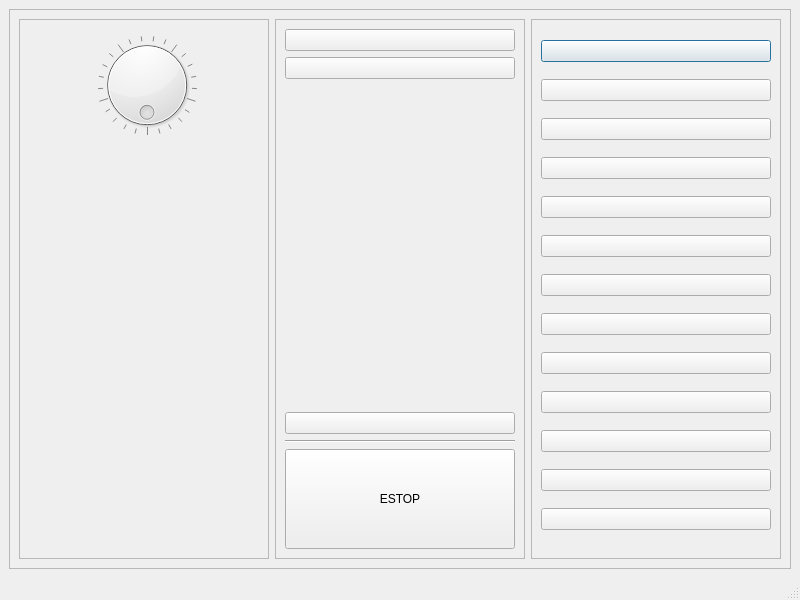
Qt form configs/ec-qtdev/lathezy_qt/panels/lathe_panel.ui (DannoDempsey/linuxcnc) before a commit.
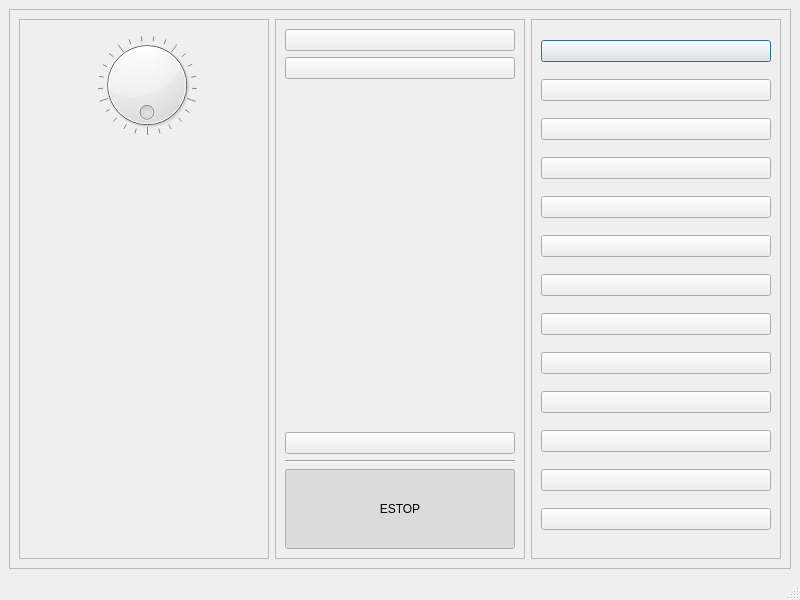
The same form after that commit. Custom widgets are drawn as their Qt base class.

What changed in the file:
```diff
--- a/configs/ec-qtdev/lathezy_qt/panels/lathe_panel.ui
+++ b/configs/ec-qtdev/lathezy_qt/panels/lathe_panel.ui
@@ -107,16 +107,19 @@
            </widget>
           </item>
           <item>
-           <widget class="RoundButton" name="Roundbutton">
+           <widget class="PushButton" name="btn_estop">
             <property name="minimumSize">
              <size>
-              <width>100</width>
-              <height>100</height>
+              <width>80</width>
+              <height>80</height>
              </size>
             </property>
             <property name="text">
              <string>ESTOP</string>
             </property>
+            <property name="checkable">
+             <bool>true</bool>
+            </property>
             <property name="checked">
              <bool>true</bool>
             </property>
@@ -499,11 +502,6 @@
   <widget class="QStatusBar" name="statusbar"/>
  </widget>
  <customwidgets>
-  <customwidget>
-   <class>IndicatedPushButton</class>
-   <extends>QPushButton</extends>
-   <header>qtvcp.widgets.simple_widgets</header>
-  </customwidget>
   <customwidget>
    <class>PushButton</class>
    <extends>QPushButton</extends>
@@ -519,16 +517,6 @@
    <extends>QWidget</extends>
    <header>qtvcp.widgets.led_widget</header>
   </customwidget>
-  <customwidget>
-   <class>ActionButton</class>
-   <extends>IndicatedPushButton</extends>
-   <header>qtvcp.widgets.action_button</header>
-  </customwidget>
-  <customwidget>
-   <class>RoundButton</class>
-   <extends>ActionButton</extends>
-   <header>qtvcp.widgets.action_button_round</header>
-  </customwidget>
  </customwidgets>
  <resources/>
  <connections/>
```
Left out of the diff: 13 changed lines with no effect on the pictures.
